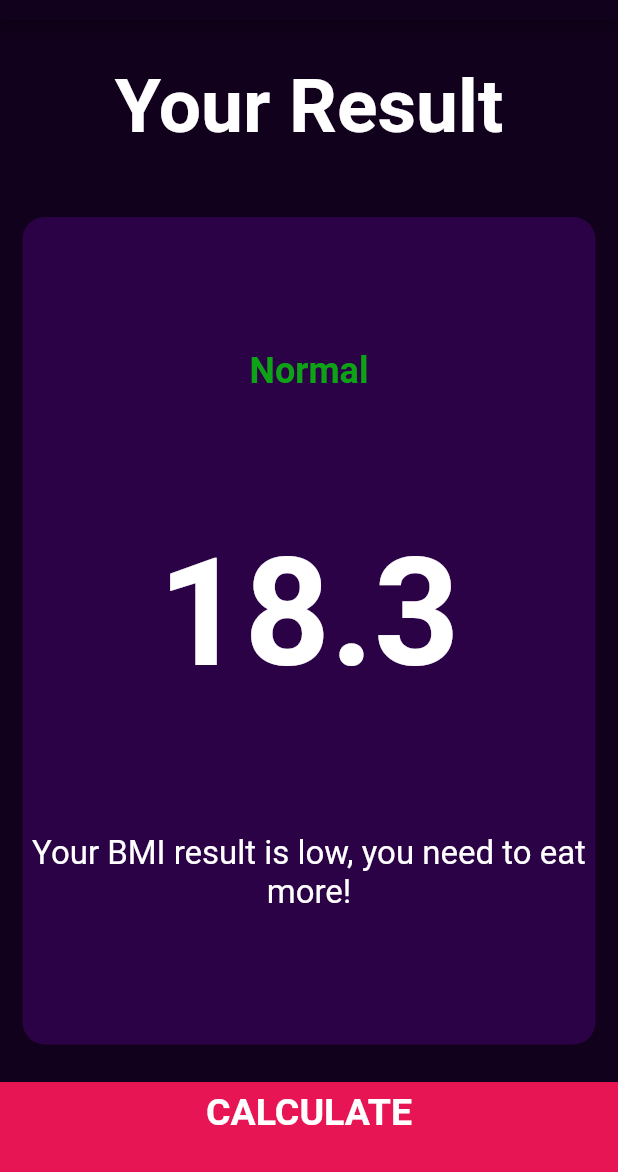
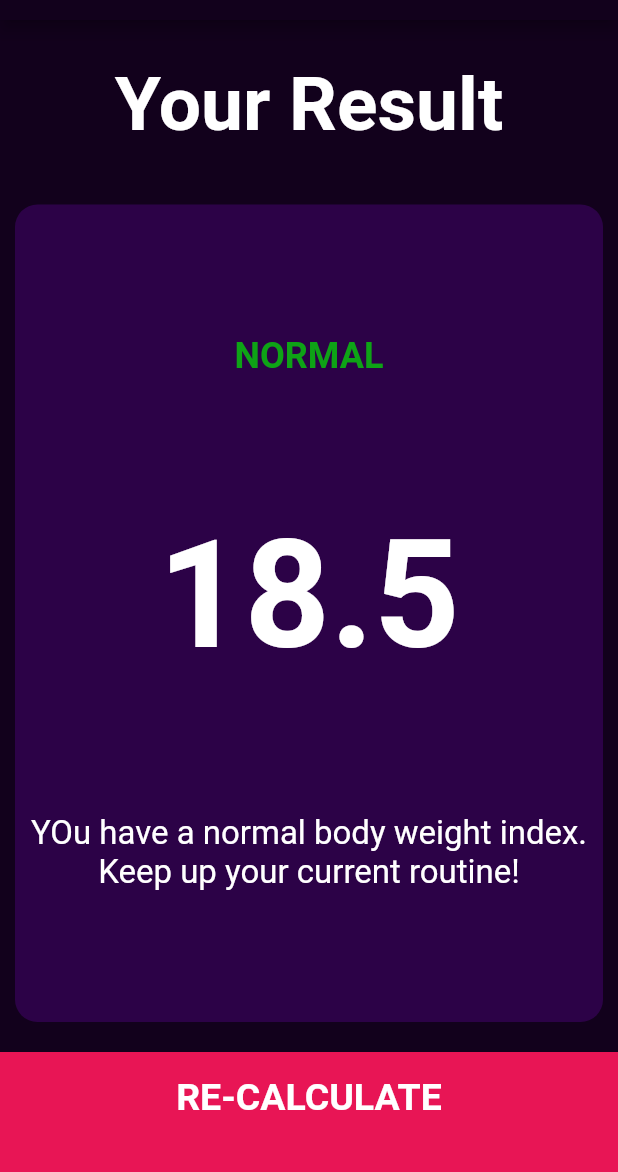
Before and after one commit to Joycechidi/bmi_calculator, a Flutter app: the screen it shows after launch, after a tap on "CALCULATE", on a phone screen of 412 x 824 dp, the part 64-1236 px from its top. Run offline on Flutter 3.47's test engine with Material 2 defaults, Android fonts, the phone set to English and light mode, and no system bars; our stand-ins replace font_awesome_flutter.

Commit message:
completed working BMI calculator

```diff
--- a/lib/calculator_brain.dart
+++ b/lib/calculator_brain.dart
@@ -1,4 +1,5 @@
-class CalculatorBrain {
+import 'dart:math';
+
 //Source: https://en.wikipedia.org/wiki/Body_mass_index
 
 //BMI is proportional to the mass and
@@ -20,7 +21,35 @@ class CalculatorBrain {
 // the units are usually omitted.
 //BMI = mass(kg)/height(m2) = mass(lb)/height(in2) * 703
 
+class CalculatorBrain {
   CalculatorBrain({this.height, this.weight});
+
+  double _bmi;
   final int height;
   final int weight;
+
+  String calculateBMI() {
+    _bmi = weight / pow(height / 100, 2);
+    return _bmi.toStringAsFixed(1);
   }
+
+  String getResult() {
+    if (_bmi >= 25) {
+      return 'Overweight';
+    } else if (_bmi > 18.5) {
+      return 'Normal';
+    } else {
+      return 'Underweight';
+    }
+  }
+
+  String getInterpretation() {
+    if (_bmi >= 25) {
+      return 'You have a higher than normal body weight index. Try to exercise more.';
+    } else if (_bmi > 18.5) {
+      return 'YOu have a normal body weight index. Keep up your current routine!';
+    } else {
+      return 'You have a lower than normal body weight index. Eat a little more more than your current meal portions';
+    }
+  }
+}
--- a/lib/components/bottomButton.dart
+++ b/lib/components/bottomButton.dart
@@ -1,6 +1,5 @@
 import 'package:flutter/material.dart';
 import '../constants.dart';
-import '../screens/results_page.dart';
 
 class BottomButton extends StatelessWidget {
   BottomButton({@required this.onTap, @required this.buttonTitle});
@@ -10,18 +9,11 @@ class BottomButton extends StatelessWidget {
   @override
   Widget build(BuildContext context) {
     return GestureDetector(
-      onTap: () {
-        Navigator.push(
-          context,
-          MaterialPageRoute(
-            builder: (context) => ResultsPage(),
-          ),
-        );
-      },
+      onTap: onTap,
       child: Container(
         child: Center(
           child: Text(
-            'CALCULATE',
+            buttonTitle,
             style: kLargeButtonTextStyle,
           ),
         ),
--- a/lib/components/reusable_card.dart
+++ b/lib/components/reusable_card.dart
@@ -16,7 +16,7 @@ class ReusableCard extends StatelessWidget {
       onTap: onPress,
       child: Container(
         child: cardChild,
-        margin: EdgeInsets.all(15.0),
+        margin: EdgeInsets.all(10.0),
         decoration: BoxDecoration(
           color: colour,
           borderRadius: BorderRadius.circular(15.0),
--- a/lib/constants.dart
+++ b/lib/constants.dart
@@ -1,6 +1,6 @@
 import 'package:flutter/material.dart';
 
-const kBottomContainerHeight = 60.0;
+const kBottomContainerHeight = 80.0;
 const kActiveCardColour = Color(0xFF2c0247);
 const kBottomContainerColour = Color(0xFFE81555);
 const kInactiveCardColour = Color(0xFF180723);
--- a/lib/screens/input_page.dart
+++ b/lib/screens/input_page.dart
@@ -1,3 +1,4 @@
+import 'package:bmi_calculator/calculator_brain.dart';
 import 'package:bmi_calculator/screens/results_page.dart';
 import 'package:flutter/material.dart';
 import 'package:font_awesome_flutter/font_awesome_flutter.dart';
@@ -19,7 +20,7 @@ class _InputPageState extends State<InputPage> {
   Gender selectedGender;
   int height = 180;
   int weight = 60;
-  int age = 15;
+  int age = 20;
 
   @override
   Widget build(BuildContext context) {
@@ -53,7 +54,7 @@ class _InputPageState extends State<InputPage> {
                 child: ReusableCard(
                   onPress: () {
                     setState(() {
-                      selectedGender = Gender.male;
+                      selectedGender = Gender.female;
                     });
                   },
                   colour: selectedGender == Gender.female
@@ -71,6 +72,7 @@ class _InputPageState extends State<InputPage> {
           //The slider
           Expanded(
             child: ReusableCard(
+              colour: kActiveCardColour,
               cardChild: Column(
                 mainAxisAlignment: MainAxisAlignment.center,
                 children: [
@@ -88,7 +90,7 @@ class _InputPageState extends State<InputPage> {
                         style: kNumberTextStyle,
                       ),
                       Text(
-                        ' CM',
+                        'CM',
                         style: kLabelTextStyle,
                       )
                     ],
@@ -112,13 +114,11 @@ class _InputPageState extends State<InputPage> {
                         setState(() {
                           height = newValue.round();
                         });
-                        print(newValue);
                       },
                     ),
                   )
                 ],
               ),
-              colour: kActiveCardColour,
             ),
           ),
           Expanded(
@@ -213,10 +213,17 @@ class _InputPageState extends State<InputPage> {
           BottomButton(
             buttonTitle: 'CALCULATE',
             onTap: () {
+              CalculatorBrain calc =
+                  CalculatorBrain(height: height, weight: weight);
+
               Navigator.push(
                 context,
                 MaterialPageRoute(
-                  builder: (context) => ResultsPage(),
+                  builder: (context) => ResultsPage(
+                    bmiResult: calc.calculateBMI(),
+                    resultText: calc.getResult(),
+                    interpretation: calc.getInterpretation(),
+                  ),
                 ),
               );
             },
--- a/lib/screens/results_page.dart
+++ b/lib/screens/results_page.dart
@@ -4,6 +4,15 @@ import 'package:flutter/material.dart';
 import '../constants.dart';
 
 class ResultsPage extends StatelessWidget {
+  ResultsPage(
+      {@required this.interpretation,
+      @required this.bmiResult,
+      @required this.resultText});
+
+  final String bmiResult;
+  final String resultText;
+  final String interpretation;
+
   @override
   Widget build(BuildContext context) {
     return Scaffold(
@@ -34,15 +43,15 @@ class ResultsPage extends StatelessWidget {
                 crossAxisAlignment: CrossAxisAlignment.center,
                 children: [
                   Text(
-                    'Normal',
+                    resultText.toUpperCase(),
                     style: kResultTextStyle,
                   ),
                   Text(
-                    '18.3',
+                    bmiResult,
                     style: kBMITextStyle,
                   ),
                   Text(
-                    'Your BMI result is low, you need to eat more!',
+                    interpretation,
                     style: kBodyTextStyle,
                     textAlign: TextAlign.center,
                   ),
```
Lines whose indentation alone changed are shown as unchanged.
